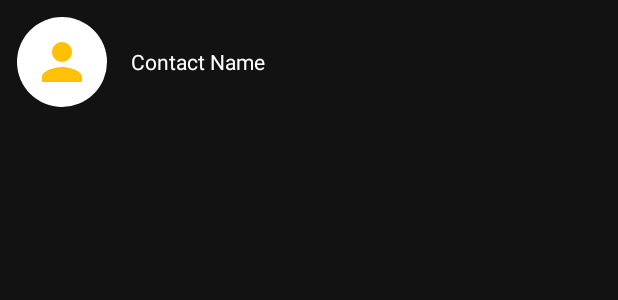
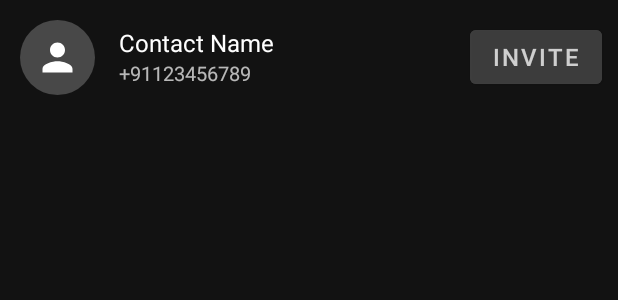
Before and after one commit to Aabhishek29/Ano, an Android app: the layout contacts_item_list.xml on its own in the app's theme, with its tools: preview values and no code run, on a phone screen of 412 x 824 dp. Shown: the top 300 px of the screen. Run offline under Robolectric (Android 15) with nearby library versions, the phone set to English and light mode, and no system bars; network calls fail.

```diff
--- a/app/src/main/res/drawable/circle_bg.xml
+++ b/app/src/main/res/drawable/circle_bg.xml
@@ -2,5 +2,5 @@
 <shape xmlns:android="http://schemas.android.com/apk/res/android">
     <corners android:radius="50dp"
         />
-    <solid android:color="@color/white"/>
+    <solid android:color="@color/primary_light"/>
 </shape>
--- a/app/src/main/res/layout/contacts_item_list.xml
+++ b/app/src/main/res/layout/contacts_item_list.xml
@@ -4,32 +4,56 @@
     android:id="@+id/idRLContact"
     android:layout_width="match_parent"
     android:layout_height="wrap_content"
-    android:layout_margin="3dp"
+    android:layout_margin="5dp"
     xmlns:app="http://schemas.android.com/apk/res-auto"
     tools:context=".HomeActivity">
 
     <!--image view for displaying the first letter of contact-->
     <ImageView
         android:id="@+id/idIVContact"
-        android:layout_width="60dp"
-        android:layout_height="60dp"
+        android:layout_width="50dp"
+        android:layout_height="50dp"
         android:layout_margin="8dp"
         android:padding="10dp"
         android:background="@drawable/circle_bg"
         android:src="@drawable/ic_baseline_person_24"
-        app:tint="@color/yellow"/>
+        app:tint="@color/white"/>
 
     <!--text view for displaying user name-->
     <TextView
         android:id="@+id/idTVContactName"
         android:layout_width="match_parent"
         android:layout_height="wrap_content"
-        android:layout_centerVertical="true"
         android:layout_marginStart="8dp"
         android:layout_marginTop="12dp"
         android:layout_marginEnd="8dp"
         android:layout_toRightOf="@id/idIVContact"
         android:text="Contact Name"
-        android:textColor="@color/white" />
+        android:textColor="@color/white"
+        android:textSize="16sp"/>
+    <TextView
+        android:layout_width="wrap_content"
+        android:layout_height="wrap_content"
+        android:text="+91123456789"
+        android:textSize="13sp"
+        android:layout_below="@id/idTVContactName"
+        android:layout_toRightOf="@id/idIVContact"
+        android:layout_marginStart="8dp"/>
+
+    <Button
+        android:id="@+id/invite_btn"
+        android:layout_width="wrap_content"
+        android:layout_height="wrap_content"
+        android:layout_alignParentEnd="true"
+        android:layout_centerVertical="true"
+        android:layout_marginEnd="5dp"
+        android:alpha="0.8"
+        android:backgroundTint="@color/primary_light"
+        android:padding="0dp"
+        android:text="Invite"
+        android:textColor="@color/white"
+        android:textSize="16dp" />
+
+
 
 </RelativeLayout>
```
Also changed, not shown: app/src/main/java/com/zeusforth/ano/contacts/ContactsRVAdapter.kt (+16 -2 lines), app/src/main/java/com/zeusforth/ano/dashboard/ContactsFragment.kt (+40 -29 lines), app/src/main/java/com/zeusforth/ano/util/RandomColor.kt (added, +29 -0 lines).
